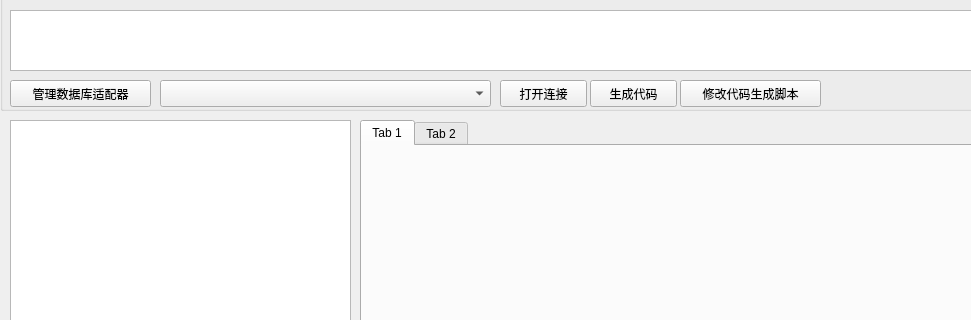
Above: ui/mainWindow.ui from wcss2010/pythonCodeFactory before the change; both pictures show x 0 to 971 and y 0 to 320 of the 1167 by 635 pixel window. Below: the same form after it.
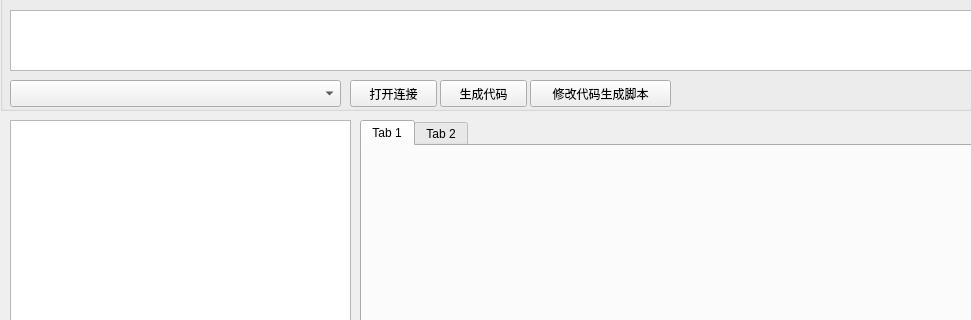
That is the form after the change.

What changed in the file:
```diff
--- a/ui/mainWindow.ui
+++ b/ui/mainWindow.ui
@@ -42,23 +42,10 @@
       </rect>
      </property>
     </widget>
-    <widget class="QPushButton" name="btnManageDBAdapter">
-     <property name="geometry">
-      <rect>
-       <x>10</x>
-       <y>100</y>
-       <width>141</width>
-       <height>27</height>
-      </rect>
-     </property>
-     <property name="text">
-      <string>管理数据库适配器</string>
-     </property>
-    </widget>
     <widget class="QPushButton" name="btnOpenDB">
      <property name="geometry">
       <rect>
-       <x>500</x>
+       <x>350</x>
        <y>100</y>
        <width>87</width>
        <height>27</height>
@@ -71,7 +58,7 @@
     <widget class="QPushButton" name="btnMakeCode">
      <property name="geometry">
       <rect>
-       <x>590</x>
+       <x>440</x>
        <y>100</y>
        <width>87</width>
        <height>27</height>
@@ -84,7 +71,7 @@
     <widget class="QPushButton" name="btnModifyScript">
      <property name="geometry">
       <rect>
-       <x>680</x>
+       <x>530</x>
        <y>100</y>
        <width>141</width>
        <height>27</height>
@@ -97,7 +84,7 @@
     <widget class="QComboBox" name="cbxDBAdapters">
      <property name="geometry">
       <rect>
-       <x>160</x>
+       <x>10</x>
        <y>100</y>
        <width>331</width>
        <height>27</height>
```
